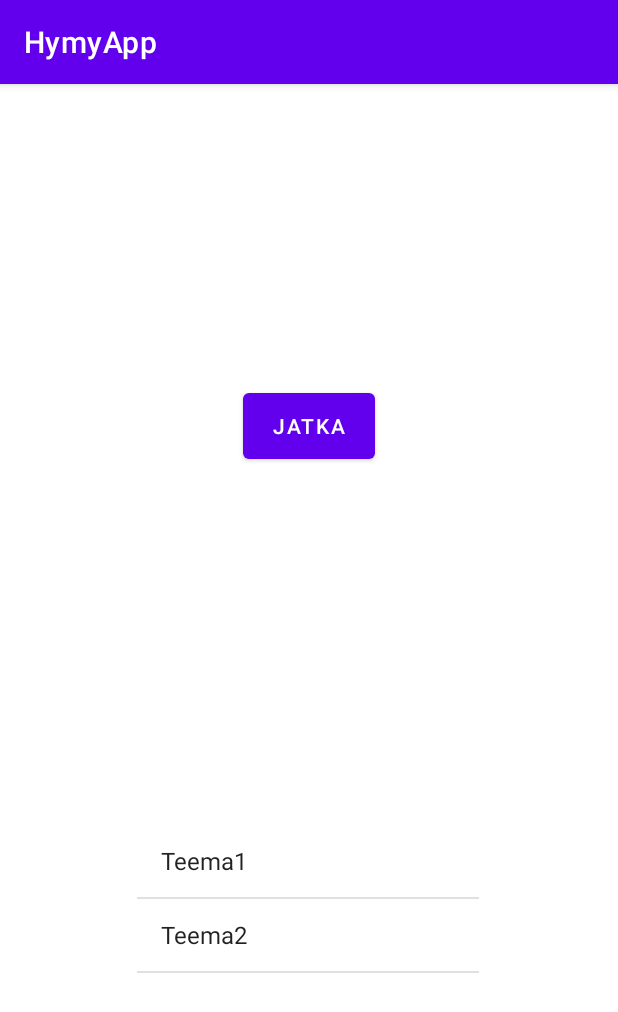
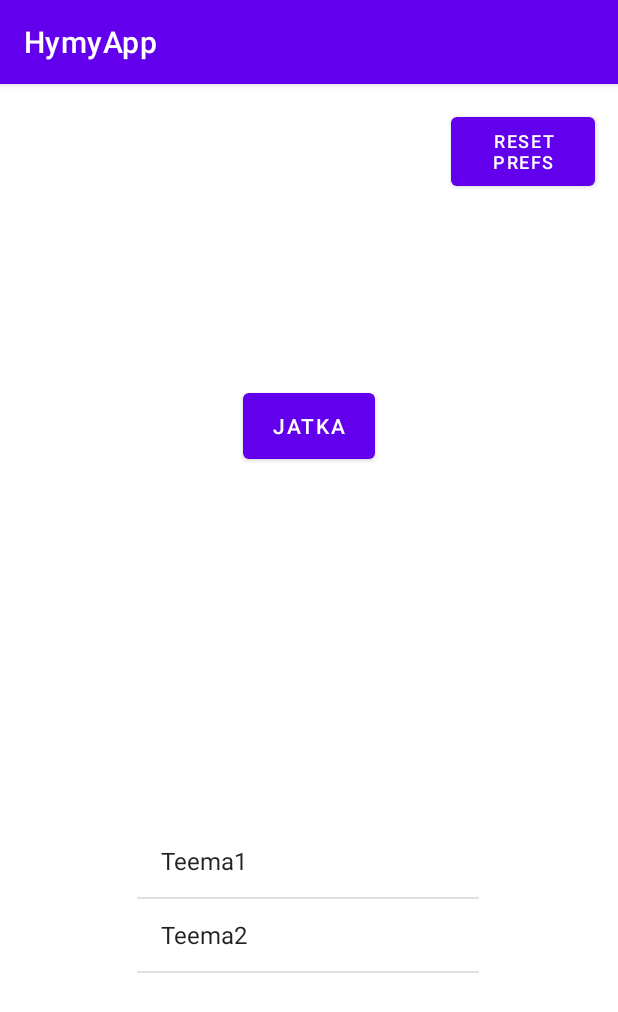
Before and after one commit to kanitaa/HymyApp, an Android app: the screen it shows after launch (MainActivity), on a phone screen of 412 x 824 dp. Shown: the top 1012 px of the screen. Run offline under Robolectric (Android 15) with nearby library versions, the phone set to English and light mode, and no system bars.

Commit message:
userprefsit toimii, reset nappi tehty, mutta kokonaisuus vielä WIP

```diff
--- a/app/src/main/java/fi/hymyapp/MainActivity.java
+++ b/app/src/main/java/fi/hymyapp/MainActivity.java
@@ -1,5 +1,6 @@
 package fi.hymyapp;
 
+import static android.content.ContentValues.TAG;
 import static android.view.View.GONE;
 
 import androidx.appcompat.app.AppCompatActivity;
@@ -9,6 +10,7 @@ import android.content.Intent;
 import android.content.SharedPreferences;
 import android.media.MediaPlayer;
 import android.os.Bundle;
+import android.util.Log;
 import android.view.View;
 import android.widget.AdapterView;
 import android.widget.ArrayAdapter;
@@ -20,7 +22,7 @@ import android.widget.ListView;
 public class MainActivity extends AppCompatActivity {
     public static final String EXTRA = "com.example.myfirstapp.MESSAGE";
 
-    public static boolean newUser = true;
+    //public static boolean newUser = true;
     User user = new User();
 
     @Override
@@ -50,20 +52,20 @@ public class MainActivity extends AppCompatActivity {
     public void updateUI() { //This function can be called whenever changes have been made to the Activity elements and they need to be updated
 
         Button continueButton = findViewById(R.id.newUserButton);
-
-        if(newUser) {
+        SharedPreferences userPrefGet = getSharedPreferences("UserPrefs", Activity.MODE_PRIVATE);
+        if(userPrefGet.getBoolean("newUserKey", true)) {
             continueButton.setVisibility(View.VISIBLE);
+            Log.d(TAG, "userPrefReader: uusi käyttäjä");
         } else {
             continueButton.setVisibility((GONE));
-            Intent fromUserInput = getIntent();
-            userPrefEdit(fromUserInput.getStringExtra("name"), Integer.parseInt(fromUserInput.getStringExtra("age")));
+            Log.d(TAG, "userPrefReader: vanha käyttäjä");
         }
 
     }
 
     public void userPrefReader() {
         SharedPreferences userPrefGet = getSharedPreferences("UserPrefs", Activity.MODE_PRIVATE);
-        user = new User(userPrefGet.getString("nameKey", ""), userPrefGet.getInt("ageKey", 0));
+        user = new User(userPrefGet.getString("nameKey", ""), userPrefGet.getInt("ageKey", 0), userPrefGet.getBoolean("newUserKey", true));
     }
 
     public void userPrefEdit(String name, int age) {
@@ -71,7 +73,18 @@ public class MainActivity extends AppCompatActivity {
         SharedPreferences.Editor userPrefEditor = userPrefPut.edit();
         userPrefEditor.putString("nameKey", name);
         userPrefEditor.putInt("ageKey", age);
+        userPrefEditor.putBoolean("newUserKey", false);
         userPrefEditor.commit();
+    }
+
+    public void resetPrefs(View view) {
+        SharedPreferences userPrefPut = getSharedPreferences("UserPrefs", Activity.MODE_PRIVATE);
+        SharedPreferences.Editor userPrefEditor = userPrefPut.edit();
+        userPrefEditor.putString("nameKey", "");
+        userPrefEditor.putInt("ageKey", 0);
+        userPrefEditor.putBoolean("newUserKey", true);
+        userPrefEditor.commit();
+        updateUI();
     }
 
     public void openNewUserActivity(View view) { // This function is to onClick of the continue button that leads to a new activity
--- a/app/src/main/java/fi/hymyapp/User.java
+++ b/app/src/main/java/fi/hymyapp/User.java
@@ -4,15 +4,18 @@ public class User {
 
     private String name;
     private int age;
+    private boolean newUser;
 
-    public User(String name, int age) {
+    public User(String name, int age, boolean newUser) {
         this.name = name;
         this.age = age;
+        this.newUser = newUser;
     }
 
     public User() {
         name = "";
         age = 0;
+        newUser = true;
     }
 
     public String toString(){
--- a/app/src/main/res/layout/activity_main.xml
+++ b/app/src/main/res/layout/activity_main.xml
@@ -35,4 +35,19 @@
         app:layout_constraintHorizontal_bias="0.498"
         app:layout_constraintStart_toStartOf="parent"
         app:layout_constraintTop_toTopOf="parent" />
+
+    <Button
+        android:id="@+id/resetPrefsButton"
+        android:layout_width="96dp"
+        android:layout_height="58dp"
+        android:onClick="resetPrefs"
+        android:text="@string/resetPrefsButton"
+        android:textAlignment="center"
+        android:textSize="12sp"
+        app:layout_constraintBottom_toBottomOf="parent"
+        app:layout_constraintEnd_toEndOf="parent"
+        app:layout_constraintHorizontal_bias="0.952"
+        app:layout_constraintStart_toStartOf="parent"
+        app:layout_constraintTop_toTopOf="parent"
+        app:layout_constraintVertical_bias="0.023" />
 </androidx.constraintlayout.widget.ConstraintLayout>
--- a/app/src/main/res/values/strings.xml
+++ b/app/src/main/res/values/strings.xml
@@ -2,4 +2,5 @@
     <string name="app_name">HymyApp</string>
     <string name="edit_Age">ikäsi</string>
     <string name="edit_name">nimesi</string>
+    <string name="resetPrefsButton">reset prefs</string>
 </resources>
```
Also changed, not shown: app/src/main/java/fi/hymyapp/NewUserActivity.java (+12 -3 lines).
